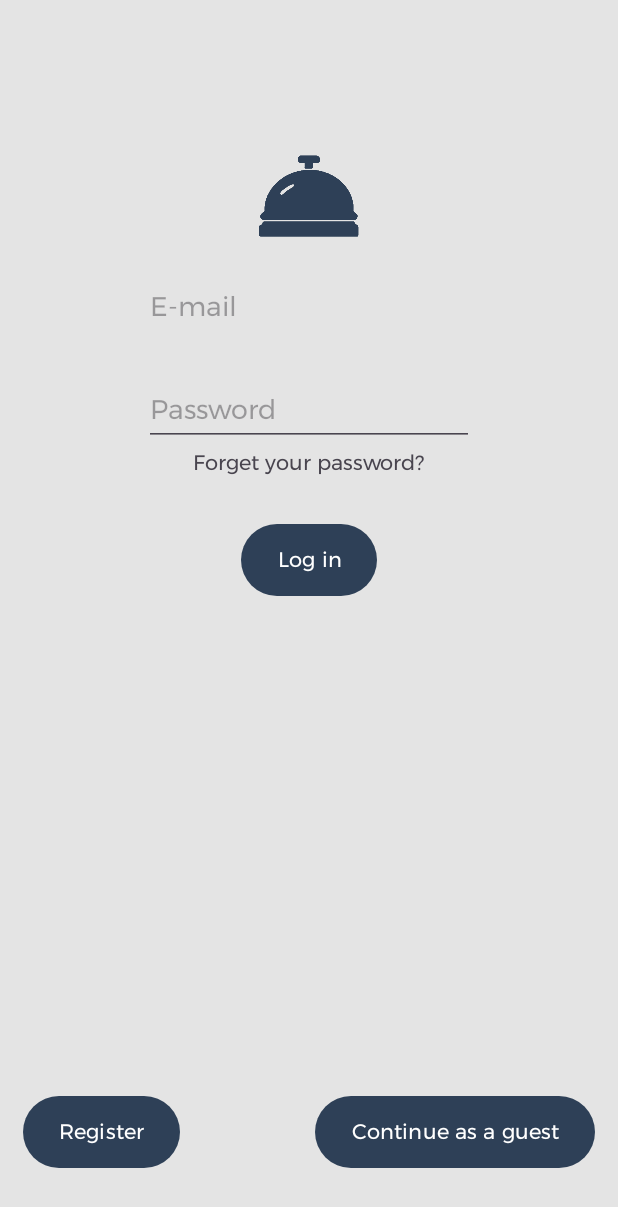
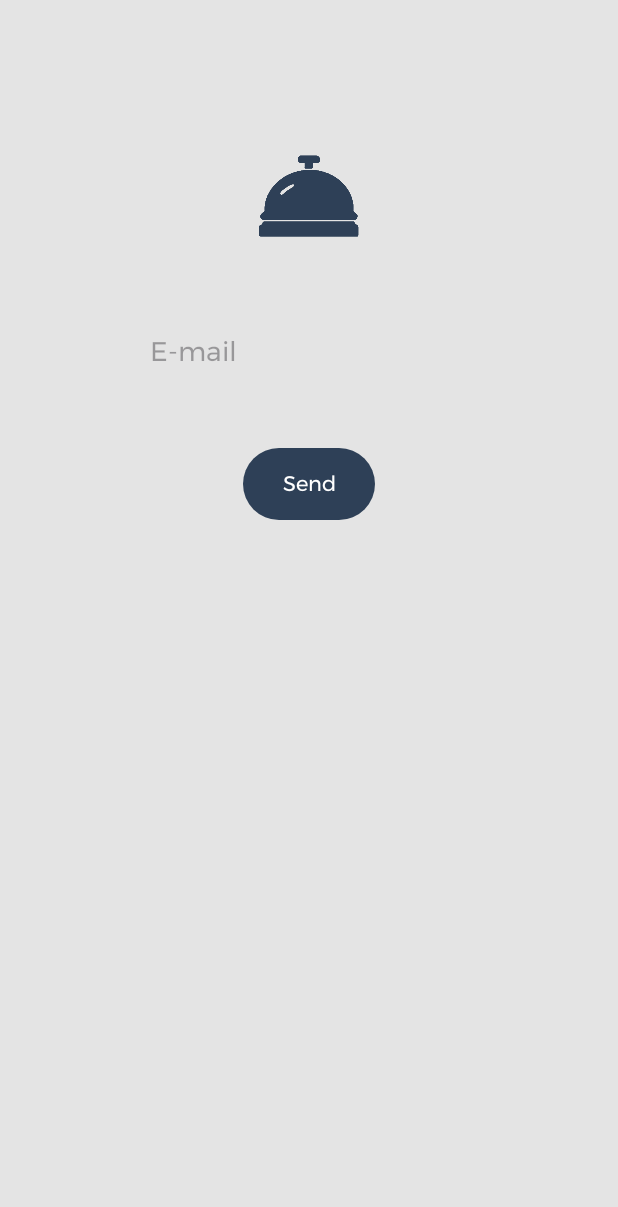
Before and after one commit to Olivera2708/Bookify-mobile, an Android app: the LoginActivity screen opened directly, with no data from a screen before it, after a tap on "Forget your password?", on a phone screen of 412 x 824 dp. Shown: the top 1207 px of the screen. Run offline under Robolectric (Android 15) with nearby library versions, the phone set to English and light mode, and no system bars.

Commit message:
Added forget password activity, design

```diff
--- a/app/build.gradle
+++ b/app/build.gradle
@@ -9,7 +9,7 @@ android {
     defaultConfig {
         applicationId "com.example.bookify"
         minSdk 24
-        targetSdk 30
+        targetSdk 34
         versionCode 1
         versionName "1.0"
 
@@ -26,6 +26,9 @@ android {
         sourceCompatibility JavaVersion.VERSION_1_8
         targetCompatibility JavaVersion.VERSION_1_8
     }
+    buildFeatures {
+        viewBinding true
+    }
 }
 
 dependencies {
--- a/app/src/main/AndroidManifest.xml
+++ b/app/src/main/AndroidManifest.xml
@@ -15,6 +15,9 @@
         android:theme="@style/Theme.Bookify"
         tools:targetApi="31">
         <activity
+            android:name=".ForgotPasswordActivity"
+            android:exported="false" />
+        <activity
             android:name=".LoginActivity"
             android:exported="false" />
         <activity
@@ -28,7 +31,7 @@
         </activity>
         <activity
             android:name=".ResultsActivity"
-            android:exported="false"></activity>
+            android:exported="false" />
 
         <meta-data
             android:name="preloaded_fonts"
--- /dev/null
+++ b/app/src/main/java/com/example/bookify/ForgotPasswordActivity.java
@@ -0,0 +1,29 @@
+package com.example.bookify;
+
+import androidx.appcompat.app.AppCompatActivity;
+
+import android.content.Intent;
+import android.os.Bundle;
+import android.widget.Toast;
+
+import com.example.bookify.databinding.ActivityForgotPasswordBinding;
+
+public class ForgotPasswordActivity extends AppCompatActivity {
+
+    private ActivityForgotPasswordBinding binding;
+
+    @Override
+    protected void onCreate(Bundle savedInstanceState) {
+        super.onCreate(savedInstanceState);
+        setContentView(R.layout.activity_forgot_password);
+
+        binding = ActivityForgotPasswordBinding.inflate(getLayoutInflater());
+        setContentView(binding.getRoot());
+
+        binding.btnSend.setOnClickListener(v -> {
+            Intent intent = new Intent(ForgotPasswordActivity.this, LoginActivity.class);
+            startActivity(intent);
+            Toast.makeText(ForgotPasswordActivity.this, getString(R.string.check_email), Toast.LENGTH_SHORT).show();
+        });
+    }
+}
--- a/app/src/main/java/com/example/bookify/LoginActivity.java
+++ b/app/src/main/java/com/example/bookify/LoginActivity.java
@@ -2,13 +2,31 @@ package com.example.bookify;
 
 import androidx.appcompat.app.AppCompatActivity;
 
+import android.content.Intent;
 import android.os.Bundle;
+import android.view.View;
+
+import com.example.bookify.databinding.ActivityLoginBinding;
 
 public class LoginActivity extends AppCompatActivity {
+
+    private ActivityLoginBinding binding;
 
     @Override
     protected void onCreate(Bundle savedInstanceState) {
         super.onCreate(savedInstanceState);
         setContentView(R.layout.activity_login);
+
+        binding = ActivityLoginBinding.inflate(getLayoutInflater());
+        setContentView(binding.getRoot());
+        binding.btnGuest.setOnClickListener(v -> {
+            Intent intent = new Intent(LoginActivity.this, ResultsActivity.class);
+            startActivity(intent);
+        });
+    }
+
+    public void openForgotPasswordActivity(View view) {
+        Intent intent = new Intent(this, ForgotPasswordActivity.class);
+        startActivity(intent);
     }
 }
--- /dev/null
+++ b/app/src/main/res/layout/activity_forgot_password.xml
@@ -0,0 +1,48 @@
+<?xml version="1.0" encoding="utf-8"?>
+<LinearLayout xmlns:android="http://schemas.android.com/apk/res/android"
+    xmlns:app="http://schemas.android.com/apk/res-auto"
+    xmlns:tools="http://schemas.android.com/tools"
+    android:layout_width="match_parent"
+    android:layout_height="match_parent"
+    android:background="?colorPrimaryContainer"
+    tools:context=".ForgotPasswordActivity"
+    android:orientation="vertical"
+    android:gravity="center">
+
+    <ImageView
+        android:id="@+id/imageView"
+        android:layout_width="100dp"
+        android:layout_height="100dp"
+        android:layout_marginTop="80dp"
+        app:srcCompat="?attr/logo" />
+
+        <LinearLayout
+            android:layout_width="match_parent"
+            android:layout_height="match_parent"
+            android:gravity="center_horizontal"
+            android:orientation="vertical">
+
+            <EditText
+                android:id="@+id/editTextTextEmailAddress"
+                android:layout_width="wrap_content"
+                android:layout_height="wrap_content"
+                android:layout_marginBottom="10dp"
+                android:ems="10"
+                android:hint="E-mail"
+                android:inputType="textEmailAddress"
+                tools:layout_editor_absoluteX="91dp"
+                tools:layout_editor_absoluteY="142dp"
+                android:layout_marginTop="30dp"/>
+
+            <Button
+                android:id="@+id/btnSend"
+                android:layout_width="wrap_content"
+                android:layout_height="wrap_content"
+                android:layout_marginTop="30dp"
+                android:background="@drawable/button"
+                android:text="@string/send"
+                tools:layout_editor_absoluteX="157dp"
+                tools:layout_editor_absoluteY="390dp" />
+        </LinearLayout>
+
+</LinearLayout>
--- a/app/src/main/res/layout/activity_login.xml
+++ b/app/src/main/res/layout/activity_login.xml
@@ -54,7 +54,7 @@
                 android:layout_width="wrap_content"
                 android:layout_height="wrap_content"
                 android:clickable="true"
-                android:onClick="o"
+                android:onClick="openForgotPasswordActivity"
                 android:text="@string/forget_password" />
 
             <Button
--- a/app/src/main/res/values/strings.xml
+++ b/app/src/main/res/values/strings.xml
@@ -37,6 +37,8 @@
 
     <string name="login">Log in</string>
     <string name="register">Register</string>
-    <string name="continue_guest">Continue as a guest</string>
+    <string name="send">Send</string>
+    <string name="check_email">Check email</string>
+    <string name="continue_guest">Continue as guest</string>
     <string name="forget_password">Forget your password?</string>
 </resources>
```
